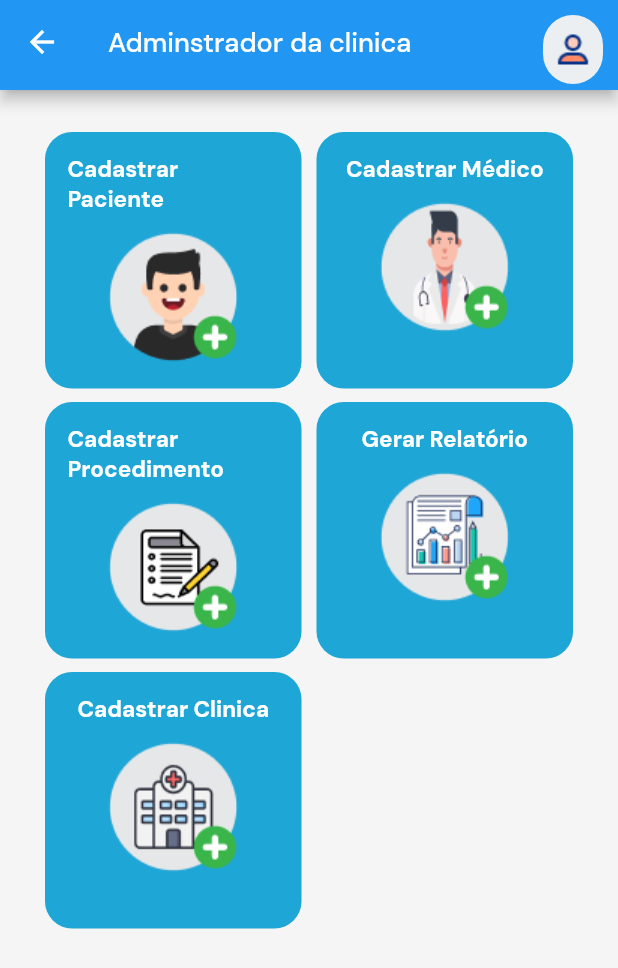
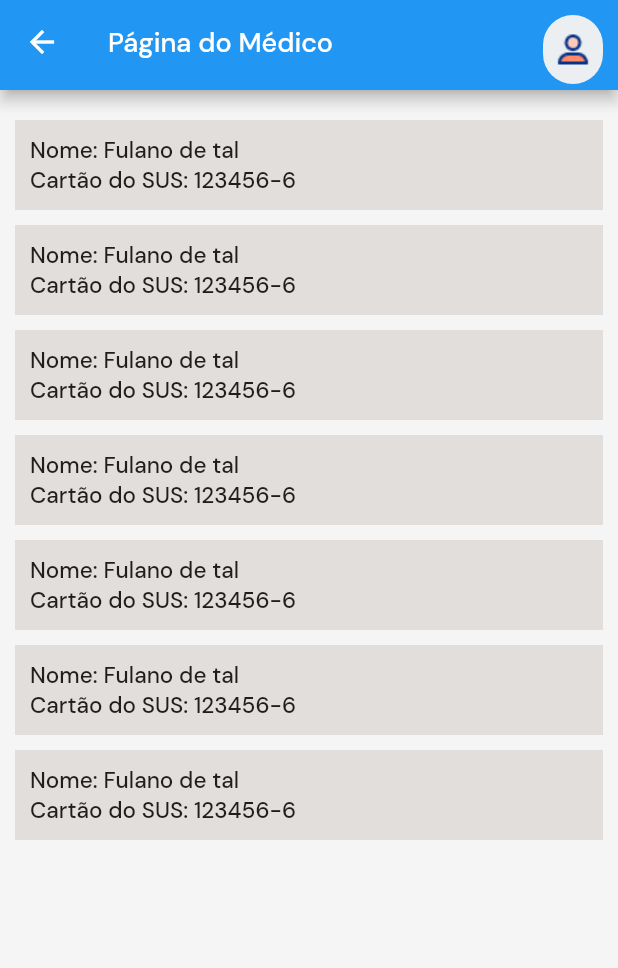
Before and after one commit to AdsonBruno/clinica_reabilitacao, a Flutter app: the screen it shows after launch, after a tap on "Entrar", on a phone screen of 412 x 824 dp. Shown: the top 968 px of the screen. Run offline on Flutter 3.47's test engine with Material 2 defaults, Android fonts, the light colour scheme and no system bars; our stand-ins replace google_fonts.

Commit message:
atualização de telas e de cadastro de paciente

```diff
--- a/lib/main.dart
+++ b/lib/main.dart
@@ -1,12 +1,12 @@
-import 'package:clinica_reabilitacao/models/modules/clinic_registration_page/clinic_registration_page.dart';
-import 'package:clinica_reabilitacao/models/modules/procedure_registration_page/procedure_registration_page.dart';
+import 'package:clinica_reabilitacao/models/modules/clinic_administrator_screens/admin_page/admin_pages.dart';
+import 'package:clinica_reabilitacao/models/modules/clinic_administrator_screens/clinic_registration_page/clinic_registration_page.dart';
+import 'package:clinica_reabilitacao/models/modules/clinic_administrator_screens/doctor_registration/doctor_registration_page.dart';
+import 'package:clinica_reabilitacao/models/modules/clinic_administrator_screens/patient_registration/patient_registration_page.dart';
+import 'package:clinica_reabilitacao/models/modules/clinic_administrator_screens/procedure_registration_page/procedure_registration_page.dart';
+import 'package:clinica_reabilitacao/models/modules/user_screens/doctor_page/doctor_page.dart';
 import 'package:flutter/material.dart';
-import 'package:clinica_reabilitacao/models/modules/doctor_registration/doctor_registration_page.dart';
 import 'package:clinica_reabilitacao/models/modules/login/login_page.dart';
-// import 'package:clinica_reabilitacao/models/modules/doctor_registration/doctor_registration_page.dart';
 
-import 'package:clinica_reabilitacao/models/modules/admin_page/admin_pages.dart';
-import 'package:clinica_reabilitacao/models/modules/patient_registration/patient_registration_page.dart';
 import 'package:clinica_reabilitacao/models/themes/app_colors.dart';
 
 void main() {
@@ -24,6 +24,7 @@ void main() {
       '/procedureRegistrationPage': (context) =>
           const ProcedureRegistrationPage(),
       '/clinicRegistrationPage': (context) => const ClinicRegistrationPage(),
+      '/doctorMainScreen': (context) => const DoctorMainScreen(),
     },
   ));
 }
--- a/lib/models/modules/doctor_registration/doctor_registration_page.dart
+++ b/lib/models/modules/clinic_administrator_screens/doctor_registration/doctor_registration_page.dart
@@ -84,6 +84,15 @@ class _DoctorRegistrationPageState extends State<DoctorRegistrationPage> {
                         margin: const EdgeInsets.only(top: 50),
                         child: Row(
                           children: [
+                            if (_currentStep != 0)
+                              Expanded(
+                                child: ButtonWidget(
+                                  nameButton: 'Voltar',
+                                  onPressed: details.onStepCancel,
+                                  colorName: AppColors.delete,
+                                ),
+                              ),
+                            const SizedBox(width: 12),
                             Expanded(
                               child: ButtonWidget(
                                 nameButton:
@@ -94,15 +103,6 @@ class _DoctorRegistrationPageState extends State<DoctorRegistrationPage> {
                                 colorName: AppColors.nextButton,
                               ),
                             ),
-                            const SizedBox(width: 12),
-                            if (_currentStep != 0)
-                              Expanded(
-                                child: ButtonWidget(
-                                  nameButton: 'Voltar',
-                                  onPressed: details.onStepCancel,
-                                  colorName: AppColors.delete,
-                                ),
-                              ),
                           ],
                         ),
                       );
@@ -205,7 +205,9 @@ class _DoctorRegistrationPageState extends State<DoctorRegistrationPage> {
           isActive: _currentStep >= 2,
           title: const Text('Configuração da Conta'),
           content: Column(
+            mainAxisSize: MainAxisSize.min,
             children: [
+              const SizedBox(height: 5),
               InputTextWidget(
                 controller: username,
                 labelText: 'Nome de usuário',
--- a/lib/models/modules/login/login_page.dart
+++ b/lib/models/modules/login/login_page.dart
@@ -11,6 +11,7 @@ class LoginPage extends StatefulWidget {
 }
 
 class _LoginPageState extends State<LoginPage> {
+  TextEditingController userName = TextEditingController();
   @override
   Widget build(BuildContext context) {
     final size = MediaQuery.of(context).size;
@@ -61,10 +62,11 @@ class _LoginPageState extends State<LoginPage> {
                     shrinkWrap: true,
                     children: [
                       Row(
-                        children: const [
+                        children: [
                           Expanded(
                             child: TextField(
-                              decoration: InputDecoration(
+                              controller: userName,
+                              decoration: const InputDecoration(
                                 border: OutlineInputBorder(
                                     borderRadius:
                                         BorderRadius.all(Radius.circular(15))),
@@ -89,6 +91,7 @@ class _LoginPageState extends State<LoginPage> {
                                 ),
                                 labelText: 'Senha',
                               ),
+                              obscureText: true,
                             ),
                           ),
                         ],
@@ -100,7 +103,13 @@ class _LoginPageState extends State<LoginPage> {
                           children: [
                             InkWell(
                               onTap: () {
-                                Navigator.pushNamed(context, '/adminPage');
+                                print(userName);
+                                if (userName.text == 'admin') {
+                                  Navigator.pushNamed(context, '/adminPage');
+                                } else {
+                                  Navigator.pushNamed(
+                                      context, '/doctorMainScreen');
+                                }
                               },
                               child: Container(
                                 width: 228,
--- /dev/null
+++ b/lib/models/modules/user_screens/doctor_page/doctor_page.dart
@@ -0,0 +1,70 @@
+import 'package:clinica_reabilitacao/models/widget/app_bar_widget.dart';
+import 'package:clinica_reabilitacao/models/widget/todo.dart';
+import 'package:flutter/material.dart';
+
+class DoctorMainScreen extends StatelessWidget {
+  const DoctorMainScreen({Key? key}) : super(key: key);
+
+  @override
+  Widget build(BuildContext context) {
+    return SafeArea(
+      child: Scaffold(
+        appBar: const AppBarWidget(appBarName: 'Página do Médico'),
+        body: Padding(
+          padding: const EdgeInsets.only(
+            top: 20,
+            left: 10,
+            right: 10,
+          ),
+          child: Column(
+            mainAxisSize: MainAxisSize.min,
+            children: [
+              Flexible(
+                child: ListView(
+                  shrinkWrap: true,
+                  children: const [
+                    Todo(
+                      name: 'Fulano de tal',
+                      susCard: '123456-6',
+                    ),
+                    SizedBox(height: 10),
+                    Todo(
+                      name: 'Fulano de tal',
+                      susCard: '123456-6',
+                    ),
+                    SizedBox(height: 10),
+                    Todo(
+                      name: 'Fulano de tal',
+                      susCard: '123456-6',
+                    ),
+                    SizedBox(height: 10),
+                    Todo(
+                      name: 'Fulano de tal',
+                      susCard: '123456-6',
+                    ),
+                    SizedBox(height: 10),
+                    Todo(
+                      name: 'Fulano de tal',
+                      susCard: '123456-6',
+                    ),
+                    SizedBox(height: 10),
+                    Todo(
+                      name: 'Fulano de tal',
+                      susCard: '123456-6',
+                    ),
+                    SizedBox(height: 10),
+                    Todo(
+                      name: 'Fulano de tal',
+                      susCard: '123456-6',
+                    ),
+                    SizedBox(height: 10),
+                  ],
+                ),
+              ),
+            ],
+          ),
+        ),
+      ),
+    );
+  }
+}
--- /dev/null
+++ b/lib/models/widget/todo.dart
@@ -0,0 +1,36 @@
+import 'package:clinica_reabilitacao/models/themes/app_text_styles.dart';
+import 'package:flutter/material.dart';
+
+class Todo extends StatelessWidget {
+  const Todo({
+    Key? key,
+    required this.name,
+    required this.susCard,
+  }) : super(key: key);
+
+  final String name;
+  final String susCard;
+
+  @override
+  Widget build(BuildContext context) {
+    return Container(
+      padding: const EdgeInsets.all(10),
+      decoration: const BoxDecoration(
+        color: Color(0xFFe2dedc),
+      ),
+      child: Column(
+        crossAxisAlignment: CrossAxisAlignment.stretch,
+        children: [
+          Text(
+            'Nome: $name',
+            style: TextStyles.hintText,
+          ),
+          Text(
+            'Cartão do SUS: $susCard',
+            style: TextStyles.hintText,
+          ),
+        ],
+      ),
+    );
+  }
+}
--- a/pubspec.yaml
+++ b/pubspec.yaml
@@ -67,6 +67,7 @@ flutter:
     - assets/images/addProcedure.png
     - assets/images/generateReport.png
     - assets/images/consultancy.png
+    - assets/images/filaDeEspera.png
 
     - assets/icons/userIcon.png
   #   - images/a_dot_ham.jpeg
```
Also changed, not shown: assets/images/filaDeEspera.png (added), lib/models/modules/clinic_administrator_screens/admin_page/admin_pages.dart (renamed from lib/models/modules/admin_page/admin_pages.dart), lib/models/modules/clinic_administrator_screens/clinic_registration_page/clinic_registration_page.dart (renamed from lib/models/modules/clinic_registration_page/clinic_registration_page.dart), lib/models/modules/clinic_administrator_screens/patient_registration/patient_registration_page.dart (renamed from lib/models/modules/patient_registration/patient_registration_page.dart), lib/models/modules/clinic_administrator_screens/procedure_registration_page/procedure_registration_page.dart (renamed from lib/models/modules/procedure_registration_page/procedure_registration_page.dart).
